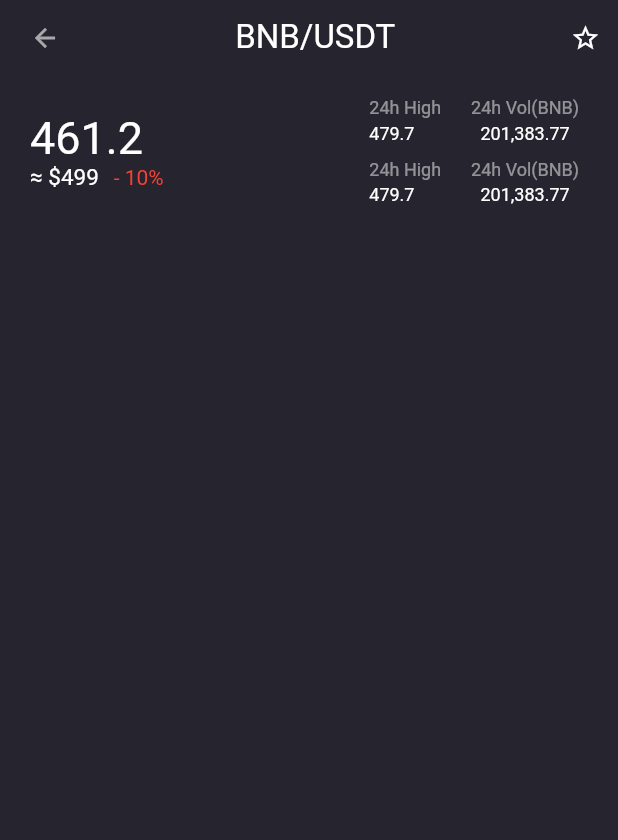
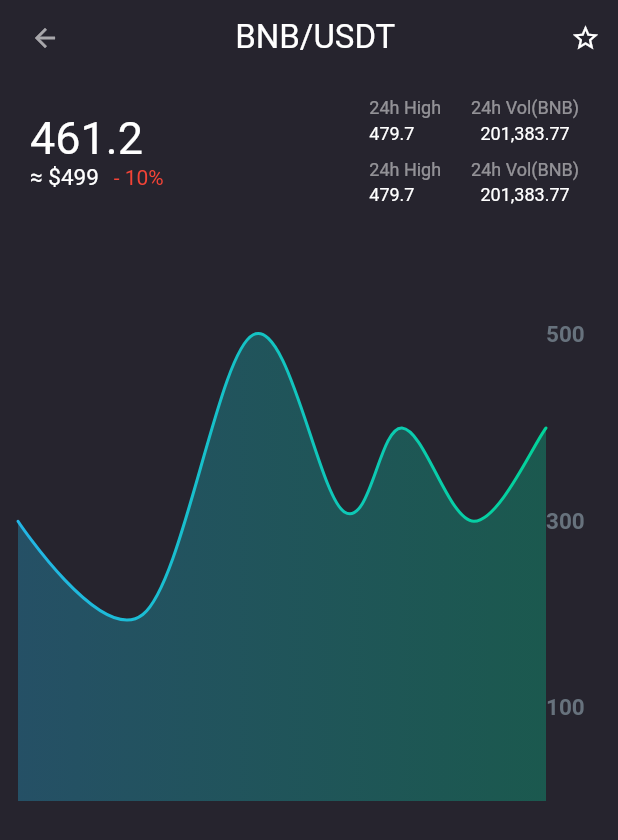
Before and after one commit to truong02bp/crypto-exchanges, a Flutter app: the CoinDetail screen opened by its route, on a phone screen of 412 x 824 dp. Shown: the top 840 px of the screen. Run offline on Flutter 3.47's test engine with Material 2 defaults, Android fonts, the light colour scheme and no system bars; drawn by our look-alikes of fl_chart; our stand-ins replace flutter_bloc.

Commit message:
build chart

```diff
--- a/crypto_exchanges-ui/lib/screens/coin_detail/coin_detail.dart
+++ b/crypto_exchanges-ui/lib/screens/coin_detail/coin_detail.dart
@@ -1,3 +1,4 @@
+import 'package:crypto_exchanges/screens/coin_detail/components/chart.dart';
 import 'package:crypto_exchanges/screens/coin_detail/components/exchange.dart';
 import 'package:crypto_exchanges/screens/coin_detail/components/information.dart';
 import 'package:crypto_exchanges/screens/coin_detail/components/detail_appbar.dart';
@@ -26,8 +27,11 @@ class _CoinDetailState extends State<CoinDetail> {
           child: Column(
             children: [
               DetailAppBar(),
-              SizedBox(height: 15,),
+              SizedBox(
+                height: 15,
+              ),
               Information(),
+              Chart(),
               Exchange(),
             ],
           ),
--- a/crypto_exchanges-ui/lib/screens/coin_detail/components/chart.dart
+++ b/crypto_exchanges-ui/lib/screens/coin_detail/components/chart.dart
@@ -1,4 +1,6 @@
+import 'package:fl_chart/fl_chart.dart';
 import 'package:flutter/material.dart';
+
 class Chart extends StatefulWidget {
   const Chart({Key? key}) : super(key: key);
 
@@ -7,8 +9,116 @@ class Chart extends StatefulWidget {
 }
 
 class _ChartState extends State<Chart> {
+  List<Color> gradientColors = [
+    const Color(0xff23b6e6),
+    const Color(0xff02d39a),
+  ];
+
   @override
   Widget build(BuildContext context) {
-    return Container();
+    return Stack(
+      children: <Widget>[
+        AspectRatio(
+          aspectRatio: 1,
+          child: Container(
+            child: Padding(
+              padding: const EdgeInsets.only(
+                  right: 18.0, left: 12.0, top: 24, bottom: 12),
+              child: LineChart(
+                mainData(),
+              ),
+            ),
+          ),
+        ),
+      ],
+    );
+  }
+
+  LineChartData mainData() {
+    return LineChartData(
+      gridData: FlGridData(
+        show: false,
+      ),
+      titlesData: FlTitlesData(
+        show: true,
+        rightTitles: SideTitles(
+          showTitles: true,
+          interval: 1,
+          getTextStyles: (context, value) => const TextStyle(
+            color: Color(0xff67727d),
+            fontWeight: FontWeight.bold,
+            fontSize: 15,
+          ),
+          getTitles: (value) {
+            switch (value.toInt()) {
+              case 1:
+                return '100';
+              case 3:
+                return '300';
+              case 5:
+                return '500';
+            }
+            return '';
+          },
+          reservedSize: 30,
+          margin: 0,
+        ),
+        topTitles: SideTitles(showTitles: false),
+        bottomTitles: SideTitles(
+          showTitles: true,
+          reservedSize: 1,
+          interval: 1,
+          getTextStyles: (context, value) => const TextStyle(
+              color: Color(0xff68737d),
+              fontWeight: FontWeight.bold,
+              fontSize: 10),
+          getTitles: (value) {
+            switch (value.toInt()) {
+              case 2:
+                return 'MAR';
+              case 5:
+                return 'JUN';
+              case 8:
+                return 'SEP';
+            }
+            return '';
+          },
+          margin: 2,
+        ),
+        leftTitles: SideTitles(showTitles: false),
+      ),
+      borderData: FlBorderData(
+          show: false,
+          border: Border.all(color: const Color(0xff37434d), width: 0.8)),
+      minX: 0,
+      maxX: 11,
+      minY: 0,
+      maxY: 6,
+      lineBarsData: [
+        LineChartBarData(
+          spots: const [
+            FlSpot(0, 3),
+            FlSpot(2.6, 2),
+            FlSpot(4.9, 5),
+            FlSpot(6.8, 3.1),
+            FlSpot(8, 4),
+            FlSpot(9.5, 3),
+            FlSpot(11, 4),
+          ],
+          isCurved: true,
+          colors: gradientColors,
+          barWidth: 2,
+          isStrokeCapRound: true,
+          dotData: FlDotData(
+            show: false,
+          ),
+          belowBarData: BarAreaData(
+            show: true,
+            colors:
+                gradientColors.map((color) => color.withOpacity(0.3)).toList(),
+          ),
+        ),
+      ],
+    );
   }
 }
```
